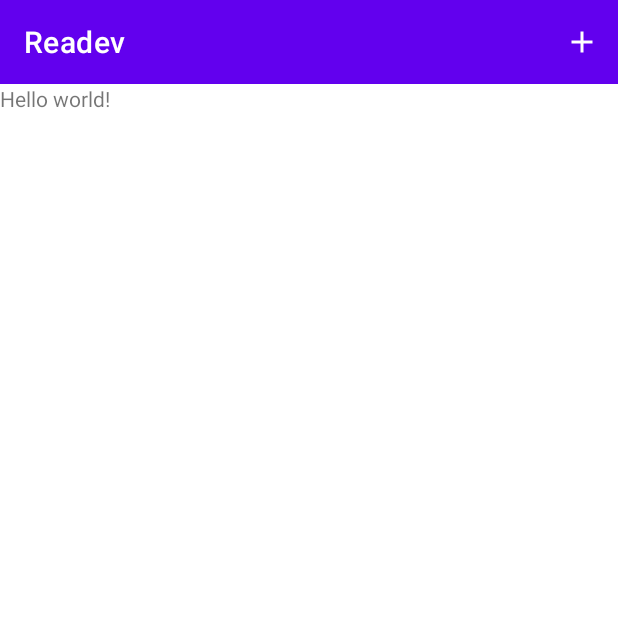
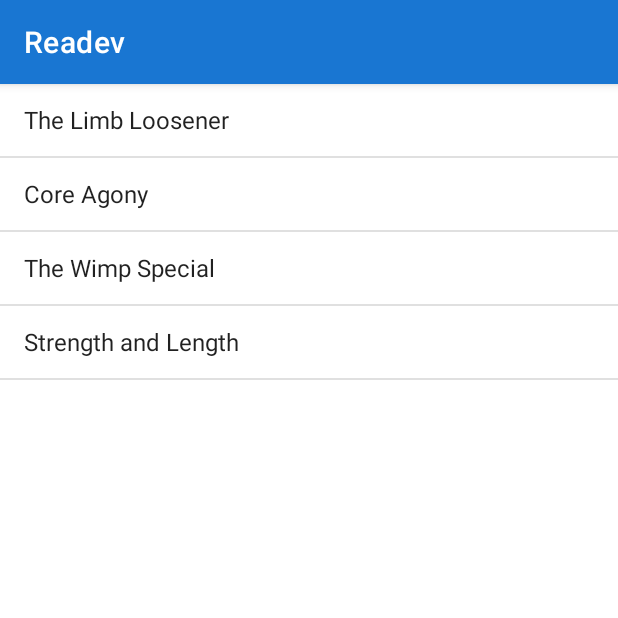
Before and after one commit to kai618/Readev, an Android app: the screen it shows after launch (ActionBarActivity before the commit, WorkoutListActivity after it), on a phone screen of 412 x 824 dp, the top half of it. Run offline under Robolectric (Android 15) with nearby library versions, the phone set to English and light mode, and no system bars.

Commit message:
Finish chap 9

```diff
--- a/app/build.gradle
+++ b/app/build.gradle
@@ -33,6 +33,7 @@ dependencies {
     implementation 'androidx.appcompat:appcompat:1.1.0'
     implementation 'com.google.android.material:material:1.1.0'
     implementation 'androidx.constraintlayout:constraintlayout:1.1.3'
+    implementation 'androidx.legacy:legacy-support-v4:1.0.0'
     testImplementation 'junit:junit:4.+'
     androidTestImplementation 'androidx.test.ext:junit:1.1.1'
     androidTestImplementation 'androidx.test.espresso:espresso-core:3.2.0'
--- a/app/src/main/java/com/kai/readev/chap8/OrderActivity.java
+++ b/app/src/main/java/com/kai/readev/chap8/OrderActivity.java
@@ -18,6 +18,8 @@ public class OrderActivity extends AppCompatActivity {
         Toolbar toolbar = findViewById(R.id.toolbar);
         setSupportActionBar(toolbar);
         ActionBar actionBar = getSupportActionBar();
-        actionBar.setDisplayHomeAsUpEnabled(true);
+        if (actionBar != null) {
+            actionBar.setDisplayHomeAsUpEnabled(true);
+        }
     }
 }
--- /dev/null
+++ b/app/src/main/java/com/kai/readev/chap9/Workout.java
@@ -0,0 +1,37 @@
+package com.kai.readev.chap9;
+
+class WorkoutHandler {
+    public static final Workout[] workouts = {
+            new Workout("The Limb Loosener",
+                    "5 Handstand push-ups\n10 1-legged squats\n15 Pull-ups"),
+            new Workout("Core Agony",
+                    "100 Pull-ups\n100 Push-ups\n100 Sit-ups\n100 Squats"),
+            new Workout("The Wimp Special",
+                    "5 Pull-ups\n10 Push-ups\n15 Squats"),
+            new Workout("Strength and Length",
+                    "500 meter run\n21 x 1.5 pood kettleball swing\n21 x pull-ups")
+    };
+}
+
+class Workout {
+    private final String title;
+    private final String description;
+
+    public Workout(String title, String description) {
+        this.title = title;
+        this.description = description;
+    }
+
+    public String getTitle() {
+        return title;
+    }
+
+    public String getDescription() {
+        return description;
+    }
+
+    @Override
+    public String toString() {
+        return title;
+    }
+}
--- /dev/null
+++ b/app/src/main/java/com/kai/readev/chap9/WorkoutListActivity.java
@@ -0,0 +1,24 @@
+package com.kai.readev.chap9;
+
+import androidx.appcompat.app.AppCompatActivity;
+
+import android.content.Intent;
+import android.os.Bundle;
+
+import com.kai.readev.R;
+
+public class WorkoutListActivity extends AppCompatActivity implements WorkoutListFragment.OnItemClickListener {
+
+    @Override
+    protected void onCreate(Bundle savedInstanceState) {
+        super.onCreate(savedInstanceState);
+        setContentView(R.layout.activity_workout_list);
+    }
+
+    @Override
+    public void onItemClick(int id) {
+        Intent intent = new Intent(this, WorkoutDetailActivity.class);
+        intent.putExtra(WorkoutDetailActivity.WORKOUT_ID, id);
+        startActivity(intent);
+    }
+}
--- /dev/null
+++ b/app/src/main/java/com/kai/readev/chap9/WorkoutListFragment.java
@@ -0,0 +1,113 @@
+package com.kai.readev.chap9;
+
+import android.content.Context;
+import android.content.Intent;
+import android.os.Bundle;
+
+import androidx.annotation.NonNull;
+import androidx.annotation.Nullable;
+import androidx.fragment.app.ListFragment;
+
+import android.util.Log;
+import android.view.LayoutInflater;
+import android.view.View;
+import android.view.ViewGroup;
+import android.widget.ArrayAdapter;
+import android.widget.ListView;
+
+
+public class WorkoutListFragment extends ListFragment {
+
+    interface OnItemClickListener {
+        void onItemClick(int id);
+    }
+
+    private OnItemClickListener listener;
+
+
+    @Override
+    public void onAttach(@NonNull Context context) {
+        super.onAttach(context);
+        listener = (OnItemClickListener) context;
+        Log.d("frag", "onAttach");
+    }
+
+    @Override
+    public void onCreate(@Nullable Bundle savedInstanceState) {
+        super.onCreate(savedInstanceState);
+        Log.d("frag", "onCreate");
+    }
+
+    @Override
+    public View onCreateView(@NonNull LayoutInflater inflater, ViewGroup container, Bundle savedInstanceState) {
+        ArrayAdapter<Workout> adapter =
+                new ArrayAdapter<>(
+                        inflater.getContext(),
+                        android.R.layout.simple_list_item_1,
+                        WorkoutHandler.workouts
+                );
+        setListAdapter(adapter);
+        Log.d("frag", "onCreateView");
+        return super.onCreateView(inflater, container, savedInstanceState);
+    }
+
+    @Override
+    public void onActivityCreated(@Nullable Bundle savedInstanceState) {
+        super.onActivityCreated(savedInstanceState);
+        Log.d("frag", "onActivityCreated");
+    }
+
+    @Override
+    public void onStart() {
+        super.onStart();
+        Log.d("frag", "onStart");
+    }
+
+    @Override
+    public void onResume() {
+        super.onResume();
+        Log.d("frag", "onResume");
+    }
+
+    @Override
+    public void onPause() {
+        super.onPause();
+        Log.d("frag", "onPause");
+    }
+
+    @Override
+    public void onStop() {
+        super.onStop();
+        Log.d("frag", "onStop");
+    }
+
+    @Override
+    public void onDestroyView() {
+        super.onDestroyView();
+        Log.d("frag", "onDestroyView");
+    }
+
+    @Override
+    public void onDestroy() {
+        super.onDestroy();
+        Log.d("frag", "onDestroy");
+    }
+
+    @Override
+    public void onDetach() {
+        super.onDetach();
+        Log.d("frag", "onDetach");
+    }
+
+    @Override
+    public void onSaveInstanceState(@NonNull Bundle outState) {
+        super.onSaveInstanceState(outState);
+        Log.d("frag", "onSaveInstanceState");
+    }
+
+    @Override
+    public void onListItemClick(@NonNull ListView l, @NonNull View v, int position, long id) {
+        super.onListItemClick(l, v, position, id);
+        if (listener != null) listener.onItemClick((int) id);
+    }
+}
--- /dev/null
+++ b/app/src/main/res/layout/activity_workout_detail.xml
@@ -0,0 +1,6 @@
+<?xml version="1.0" encoding="utf-8"?>
+<fragment xmlns:android="http://schemas.android.com/apk/res/android"
+    android:id="@+id/fragment_workout_detail"
+    android:name="com.kai.readev.chap9.WorkoutDetailFragment"
+    android:layout_width="match_parent"
+    android:layout_height="match_parent" />
--- /dev/null
+++ b/app/src/main/res/layout/activity_workout_list.xml
@@ -0,0 +1,6 @@
+<?xml version="1.0" encoding="utf-8"?>
+<fragment xmlns:android="http://schemas.android.com/apk/res/android"
+    android:id="@+id/workout_list_frag"
+    android:name="com.kai.readev.chap9.WorkoutListFragment"
+    android:layout_width="match_parent"
+    android:layout_height="match_parent" />
--- a/app/src/main/res/values-night/themes.xml
+++ b/app/src/main/res/values-night/themes.xml
@@ -2,8 +2,8 @@
     <!-- Base application theme. -->
     <style name="Theme.Readev" parent="Theme.MaterialComponents.DayNight.DarkActionBar">
         <!-- Primary brand color. -->
-        <item name="colorPrimary">@color/purple_200</item>
-        <item name="colorPrimaryVariant">@color/purple_700</item>
+        <item name="colorPrimary">@color/blue_200</item>
+        <item name="colorPrimaryVariant">@color/blue_900</item>
         <item name="colorOnPrimary">@color/black</item>
         <!-- Secondary brand color. -->
         <item name="colorSecondary">@color/teal_200</item>
--- a/app/src/main/res/values/colors.xml
+++ b/app/src/main/res/values/colors.xml
@@ -1,8 +1,8 @@
 <?xml version="1.0" encoding="utf-8"?>
 <resources>
-    <color name="purple_200">#FFBB86FC</color>
-    <color name="purple_500">#FF6200EE</color>
-    <color name="purple_700">#FF3700B3</color>
+    <color name="blue_200">#FF81d4fa</color>
+    <color name="blue_700">#FF1976d2</color>
+    <color name="blue_900">#FF0d47a1</color>
     <color name="teal_200">#FF03DAC5</color>
     <color name="teal_700">#FF018786</color>
     <color name="black">#FF000000</color>
--- a/app/src/main/res/values/strings.xml
+++ b/app/src/main/res/values/strings.xml
@@ -23,4 +23,5 @@
         <item>Food</item>
         <item>Stores</item>
     </string-array>
+    <string name="hello_blank_fragment">Hello blank fragment</string>
 </resources>
--- a/app/src/main/res/values/themes.xml
+++ b/app/src/main/res/values/themes.xml
@@ -2,8 +2,8 @@
     <!-- Base application theme. -->
     <style name="Theme.Readev" parent="Theme.MaterialComponents.DayNight.DarkActionBar">
         <!-- Primary brand color. -->
-        <item name="colorPrimary">@color/purple_500</item>
-        <item name="colorPrimaryVariant">@color/purple_700</item>
+        <item name="colorPrimary">@color/blue_700</item>
+        <item name="colorPrimaryVariant">@color/blue_900</item>
         <item name="colorOnPrimary">@color/white</item>
         <!-- Secondary brand color. -->
         <item name="colorSecondary">@color/teal_200</item>
```
Also changed, not shown: app/src/main/AndroidManifest.xml (+13 -7 lines), app/src/main/java/com/kai/readev/chap9/WorkoutDetailActivity.java (added, +27 -0 lines), app/src/main/java/com/kai/readev/chap9/WorkoutDetailFragment.java (added, +39 -0 lines), app/src/main/res/layout/fragment_workout_detail.xml (added, +26 -0 lines).
